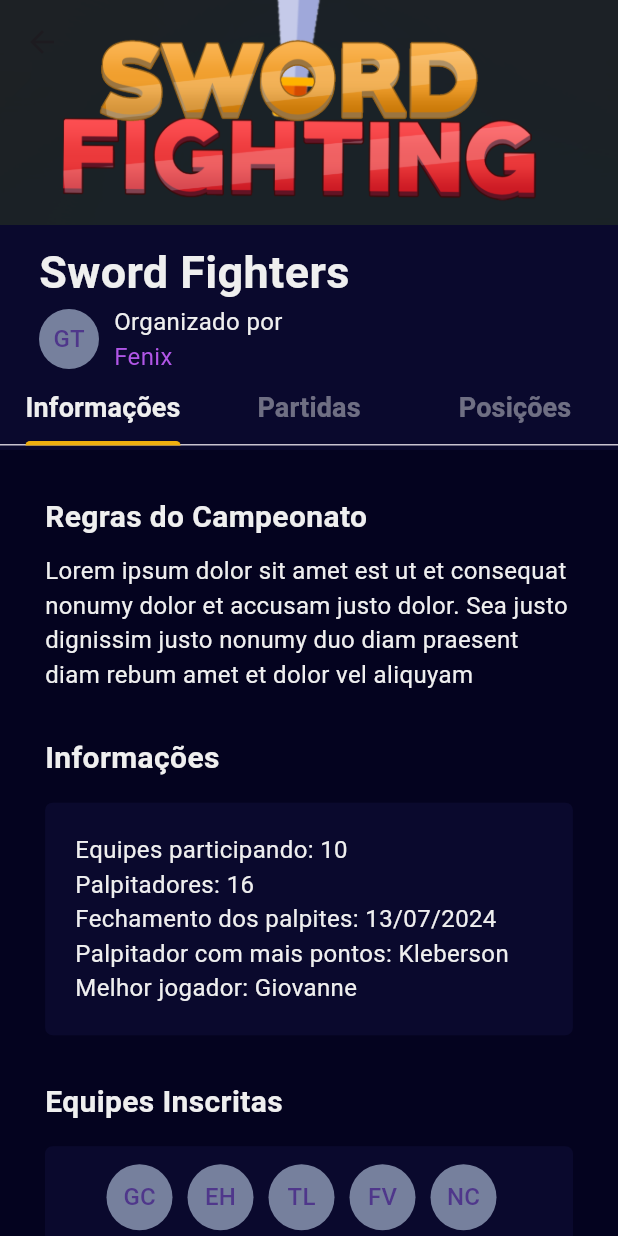
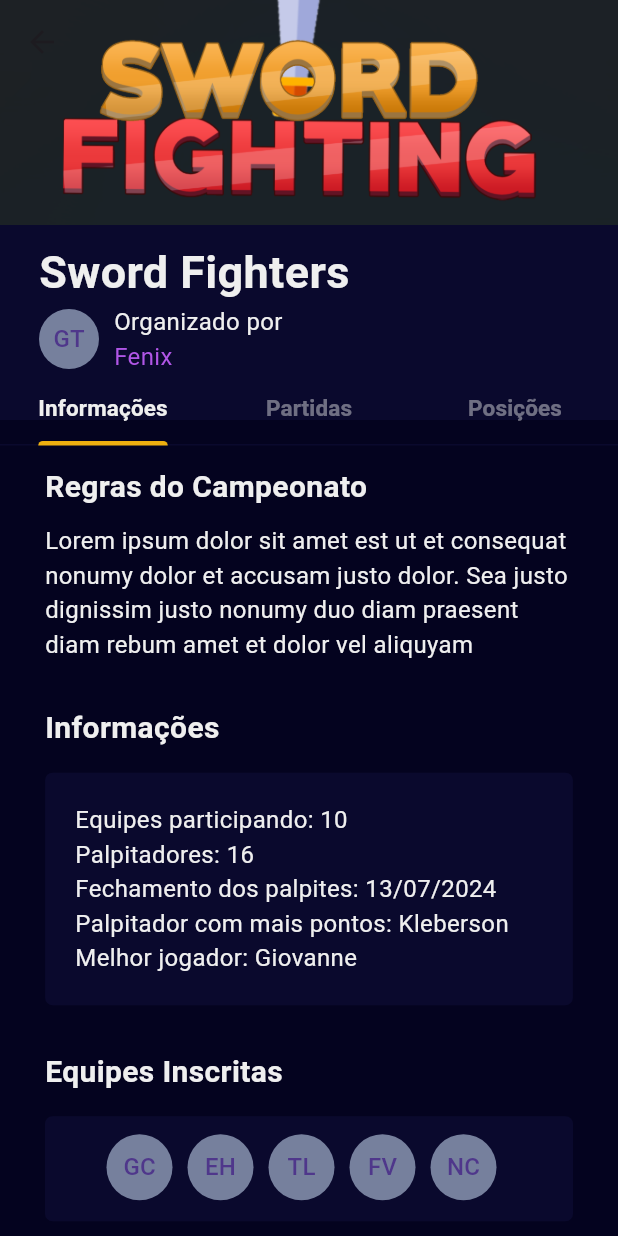
Before and after one commit to ChampionTrackers/CTracker, a Flutter app: the ViewTournament screen opened directly, on a phone screen of 412 x 824 dp. Run offline on Flutter 3.47's test engine with Material 3 defaults, Android fonts, the phone set to English and light mode, and no system bars; our stand-ins replace animated_splash_screen, flutter_secure_storage, lottie; accounts and stored records are empty.

Commit message:
💄 fix white divider

```diff
--- a/lib/view/view_tournament_description.dart
+++ b/lib/view/view_tournament_description.dart
@@ -17,7 +17,7 @@ class ViewTournament extends StatelessWidget {
       child: Scaffold(
         backgroundColor: AppColor.backgroundColor,
         appBar: PreferredSize(
-            preferredSize: const Size.fromHeight(300),
+          preferredSize: const Size.fromHeight(280),
           child: AppBar(
             backgroundColor: AppColor.tertiaryColor,
             flexibleSpace: Column(
@@ -87,8 +87,10 @@ class ViewTournament extends StatelessWidget {
                   labelColor: AppColor.textColor,
                   indicatorColor: AppColor.secondAccentColor,
                   labelStyle:
-                        TextStyle(fontSize: 18, fontWeight: FontWeight.bold),
+                      TextStyle(fontSize: 15, fontWeight: FontWeight.bold),
                   tabs: myTabs,
+                  dividerColor: AppColor.tertiaryColor,
+
                 ),
               ],
             ),
```
Lines whose indentation alone changed are shown as unchanged.
